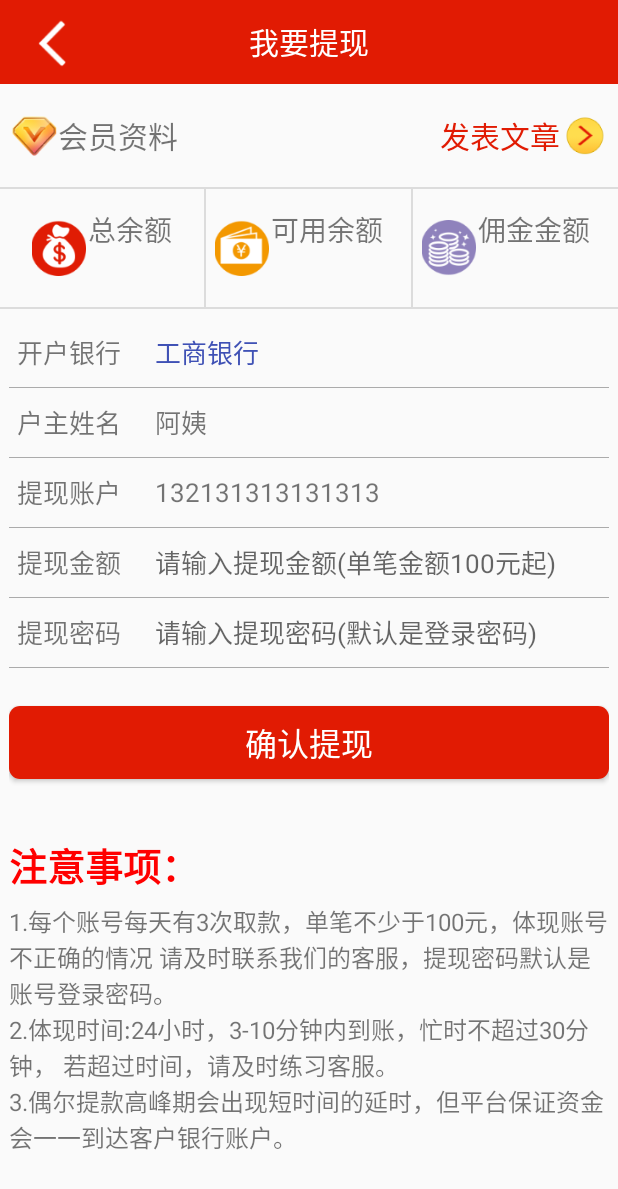
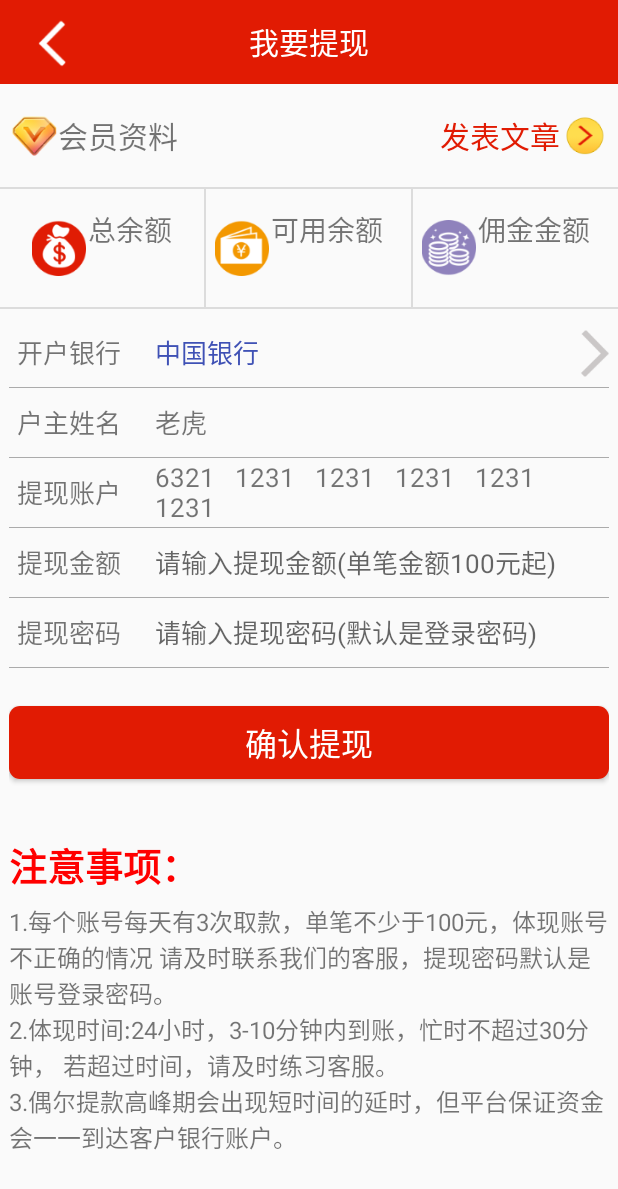
Before and after one commit to lemayn/Article, an Android app: the WithdrawDepositActivity screen opened directly, with no data from a screen before it, after a tap on "确认提现", on a phone screen of 412 x 824 dp. Shown: the top 1189 px of the screen. Run offline under Robolectric (Android 15) with nearby library versions, the phone set to English and light mode, and no system bars; our stand-ins replace data binding; libraries missing offline, so code that uses them is left out: rx.android.schedulers, rx.schedulers.

Commit message:
会员中心、修改密码、提现基本逻辑实现

```diff
--- a/app/src/main/java/com/example/leon/article/Activity/ModifyPasswordActivity.java
+++ b/app/src/main/java/com/example/leon/article/Activity/ModifyPasswordActivity.java
@@ -62,7 +62,7 @@ public class ModifyPasswordActivity extends ToolBarBaseActivity<ActivityModifyPa
                     //新密码两次输入相同
                     if (oldPwd.equals(oldpwdLocal) && newPwd.equals(retypePwd)) {
                         //请求接口更新密码
-                        HashMap<String, String> hashMap = new HashMap<>();
+                        HashMap<String, String> hashMap = new HashMap<>(5);
                         hashMap.put("pwd", oldPwd);
                         hashMap.put("npwd", newPwd);
                         hashMap.put("renpwd", retypePwd);
--- a/app/src/main/java/com/example/leon/article/Activity/VIPCenterActivity.java
+++ b/app/src/main/java/com/example/leon/article/Activity/VIPCenterActivity.java
@@ -61,7 +61,7 @@ public class VIPCenterActivity extends ToolBarBaseActivity<ActivityVipCenterBind
 
     private void loadUserData() {
         HashMap<String, String> hashMap = new HashMap<>();
-        hashMap.put("cookie", "12cf8d32f7012f8c4e128cfa8a4aa2df");
+        hashMap.put("cookie", "90c393a671e233c67cabfe464bc99a6c");
         hashMap.put("sid", "c5etakebn6grkst6csqk2a5o62");
         ApiFactory.getApi().article(Constant.Api.USER_DATA, hashMap)
                 .subscribeOn(Schedulers.io())
--- a/app/src/main/java/com/example/leon/article/Activity/WithdrawDepositActivity.java
+++ b/app/src/main/java/com/example/leon/article/Activity/WithdrawDepositActivity.java
@@ -1,21 +1,58 @@
 package com.example.leon.article.Activity;
 
+import android.content.DialogInterface;
 import android.os.Bundle;
+import android.support.v7.app.AlertDialog;
+import android.text.TextUtils;
 import android.view.View;
+import android.widget.Toast;
 
 import com.example.leon.article.R;
+import com.example.leon.article.api.ApiFactory;
+import com.example.leon.article.api.bean.BankApiBean;
 import com.example.leon.article.base.ToolBarBaseActivity;
 import com.example.leon.article.databinding.ActivityWithdrawDepositBinding;
 import com.example.leon.article.utils.CommonUtils;
+import com.example.leon.article.utils.Constant;
 import com.example.leon.article.utils.PerfectClickListener;
+import com.google.gson.Gson;
+
+import java.util.HashMap;
+
+import rx.Subscriber;
+import rx.android.schedulers.AndroidSchedulers;
+import rx.schedulers.Schedulers;
 
 
 public class WithdrawDepositActivity extends ToolBarBaseActivity<ActivityWithdrawDepositBinding> {
+
+    private BankApiBean bankApiBean;
+    private int mDefaultChoice;
+    private boolean hasData;
 
     @Override
     protected void onCreate(Bundle savedInstanceState) {
         super.onCreate(savedInstanceState);
         setContentView(R.layout.activity_withdraw_deposit);
+
+        if (getIntent() != null) {
+            bankApiBean = (BankApiBean) getIntent().getSerializableExtra(Constant.Intent_Extra.USER_BANK_INFO);
+            mDefaultChoice = getIntent().getIntExtra(Constant.Intent_Extra.USER_BANK_HAS_CHOOSE, 0);
+            hasData = bankApiBean != null && bankApiBean.getData() != null && bankApiBean.getData().size() > 0;
+            if (hasData) {
+                binding.setBean(bankApiBean.getData().get(mDefaultChoice));
+            }
+        }
+
+        //打桩测试
+        String json = "\uFEFF{\"code\":\"1\",\"msg\":\"\",\"data\":[{\"cid\":\"1\",\"bank\":\"中国银行\"," +
+                "\"card\":\"6321\\t1231\\t1231\\t1231\\t1231\\t1231\",\"account_name\":\"老虎\"},{\"cid\":\"3\"," +
+                "\"bank\":\"招商银行\",\"card\":\"6321\\t1231\\t1231\\t1231\\t1231\\t4567\",\"account_name\":\"老鹰\"}]}";
+        bankApiBean = new Gson().fromJson(json, BankApiBean.class);
+        hasData = bankApiBean != null && bankApiBean.getData() != null && bankApiBean.getData().size() > 0;
+        if (hasData) {
+            binding.setBean(bankApiBean.getData().get(mDefaultChoice));
+        }
 
         initView();
         initEvent();
@@ -28,11 +65,84 @@ public class WithdrawDepositActivity extends ToolBarBaseActivity<ActivityWithdra
     }
 
     private void initEvent() {
+        binding.tvBanks.setOnClickListener(new PerfectClickListener() {
+            @Override
+            protected void onNoDoubleClick(View v) {
+                if (hasData) {
+                    String[] choices = new String[bankApiBean.getData().size()];
+                    for (int i = 0; i < bankApiBean.getData().size(); i++) {
+                        choices[i] = bankApiBean.getData().get(i).getBank();
+                    }
+                    AlertDialog.Builder builder = new AlertDialog.Builder(WithdrawDepositActivity.this);
+                    builder.setIcon(android.R.drawable.ic_dialog_info);
+                    builder.setSingleChoiceItems(choices, mDefaultChoice, new DialogInterface.OnClickListener() {
+                        @Override
+                        public void onClick(DialogInterface dialog, int which) {
+                            mDefaultChoice = which;
+                            binding.setBean(bankApiBean.getData().get(which));
+                            dialog.dismiss();
+                        }
+                    });
+                    AlertDialog dialog = builder.create();
+                    dialog.show();
+                }
+            }
+        });
+
         binding.btnConfirm.setOnClickListener(new PerfectClickListener() {
             @Override
             protected void onNoDoubleClick(View v) {
-
+                withdrawDeposit();
             }
         });
     }
+
+    private void withdrawDeposit() {
+        String money = binding.etWithdrawMoney.getText().toString().trim();
+        String pwd = binding.etWithdrawPwd.getText().toString();
+        if (TextUtils.isEmpty(money)) {
+            Toast.makeText(WithdrawDepositActivity.this, "请输入提现金额", Toast.LENGTH_SHORT).show();
+            return;
+        }
+        if (TextUtils.isEmpty(pwd)) {
+            Toast.makeText(WithdrawDepositActivity.this, "请输入提现密码", Toast.LENGTH_SHORT).show();
+            return;
+        }
+        if (Integer.parseInt(money) < 100) {
+            Toast.makeText(WithdrawDepositActivity.this, "最小提现金额为100", Toast.LENGTH_SHORT).show();
+            return;
+        }
+        if (hasData) {
+            HashMap<String, String> hashMap = new HashMap<>();
+            hashMap.put("cookie", "c1c5582ccdd4f5d16e37ae19c03f8dea");
+            hashMap.put("sid", "c5etakebn6grkst6csqk2a5o62");
+            hashMap.put("cid", bankApiBean.getData().get(mDefaultChoice).getCid());
+            hashMap.put("account_name", bankApiBean.getData().get(mDefaultChoice).getAccount_name());
+            hashMap.put("money", money);
+            hashMap.put("password", pwd);
+            ApiFactory.getApi().bank(Constant.Api.WITHDRAW_MONEY, hashMap)
+                    .subscribeOn(Schedulers.io())
+                    .observeOn(AndroidSchedulers.mainThread())
+                    .subscribe(new Subscriber<BankApiBean>() {
+                        @Override
+                        public void onCompleted() {
+
+                        }
+
+                        @Override
+                        public void onError(Throwable e) {
+
+                        }
+
+                        @Override
+                        public void onNext(BankApiBean apiBean) {
+                            Toast.makeText(WithdrawDepositActivity.this, apiBean.getMsg(),
+                                    Toast.LENGTH_SHORT).show();
+                            if ("1".equals(apiBean.getCode())) {
+                                finish();
+                            }
+                        }
+                    });
+        }
+    }
 }
--- a/app/src/main/java/com/example/leon/article/api/ServiceGenerator.java
+++ b/app/src/main/java/com/example/leon/article/api/ServiceGenerator.java
@@ -36,6 +36,9 @@ public class ServiceGenerator {
         return builder.build();
     }
 
+    /**
+     * 添加所有接口共用Key
+     */
     private static void addBasicParamInterceptor() {
         BasicParamsInterceptor basicParamsInterceptor = new BasicParamsInterceptor.Builder()
                 .addQueryParam("Key", Constant.Api.URL_KEY)
--- /dev/null
+++ b/app/src/main/java/com/example/leon/article/api/bean/BankApiBean.java
@@ -0,0 +1,87 @@
+package com.example.leon.article.api.bean;
+
+import android.databinding.BaseObservable;
+import android.databinding.Bindable;
+
+import com.example.leon.article.BR;
+
+import java.util.List;
+
+public class BankApiBean extends BaseObservable {
+
+    private String code;
+    private String msg;
+    private List<DataBean> data;
+
+    public String getCode() {
+        return code;
+    }
+
+    public void setCode(String code) {
+        this.code = code;
+    }
+
+    public String getMsg() {
+        return msg;
+    }
+
+    public void setMsg(String msg) {
+        this.msg = msg;
+    }
+
+    @Bindable
+    public List<DataBean> getData() {
+        return data;
+    }
+
+    public void setData(List<DataBean> data) {
+        this.data = data;
+        notifyPropertyChanged(BR.data);
+    }
+
+    public static class DataBean extends BaseObservable {
+
+        private String cid;
+        private String bank;
+        private String card;
+        private String account_name;
+
+        @Bindable
+        public String getAccount_name() {
+            return account_name;
+        }
+
+        public void setAccount_name(String account_name) {
+            this.account_name = account_name;
+            notifyPropertyChanged(BR.account_name);
+        }
+
+        public String getCid() {
+            return cid;
+        }
+
+        public void setCid(String cid) {
+            this.cid = cid;
+        }
+
+        @Bindable
+        public String getBank() {
+            return bank;
+        }
+
+        public void setBank(String bank) {
+            this.bank = bank;
+            notifyPropertyChanged(BR.bank);
+        }
+
+        @Bindable
+        public String getCard() {
+            return card;
+        }
+
+        public void setCard(String card) {
+            this.card = card;
+            notifyPropertyChanged(BR.card);
+        }
+    }
+}
--- a/app/src/main/java/com/example/leon/article/utils/Constant.java
+++ b/app/src/main/java/com/example/leon/article/utils/Constant.java
@@ -66,4 +66,9 @@ public class Constant {
          */
         public static final String WITHDRAW_MONEY = "WithdrawMoney";
     }
+
+    public static class Intent_Extra {
+        public static final String USER_BANK_INFO = "user_bank_info";
+        public static final String USER_BANK_HAS_CHOOSE = "user_bank_has_choose";
+    }
 }
--- a/app/src/main/res/layout/activity_withdraw_deposit.xml
+++ b/app/src/main/res/layout/activity_withdraw_deposit.xml
@@ -1,5 +1,15 @@
 <?xml version="1.0" encoding="utf-8"?>
 <layout xmlns:android="http://schemas.android.com/apk/res/android">
+
+    <data>
+
+        <import type="com.example.leon.article.api.bean.BankApiBean.DataBean"/>
+
+        <variable
+            name="bean"
+            type="DataBean"/>
+
+    </data>
 
 
     <LinearLayout
@@ -22,12 +32,15 @@
                 android:textSize="@dimen/x14"/>
 
             <TextView
+                android:id="@+id/tv_banks"
                 android:layout_width="match_parent"
                 android:layout_height="@dimen/x37"
                 android:layout_marginLeft="@dimen/x14"
                 android:background="@null"
+                android:clickable="true"
+                android:drawableRight="@drawable/icon_goto"
                 android:gravity="center_vertical"
-                android:text="工商银行"
+                android:text="@{bean.bank}"
                 android:textColor="@color/colorPrimary"
                 android:textSize="@dimen/x14"/>
 
@@ -47,7 +60,6 @@
 
 
             <TextView
-                android:id="@+id/textView"
                 android:layout_width="@dimen/x64"
                 android:layout_height="match_parent"
                 android:gravity="center"
@@ -60,7 +72,7 @@
                 android:layout_marginLeft="@dimen/x14"
                 android:background="@null"
                 android:gravity="center_vertical"
-                android:text="阿姨"
+                android:text="@{bean.account_name}"
                 android:textSize="@dimen/x14"
                 />
 
@@ -91,7 +103,7 @@
                 android:layout_marginLeft="@dimen/x14"
                 android:background="@null"
                 android:gravity="center_vertical"
-                android:text="132131313131313"
+                android:text="@{bean.card}"
                 android:textSize="@dimen/x14"/>
 
 
@@ -116,6 +128,8 @@
                 android:textSize="@dimen/x14"/>
 
             <EditText
+                android:inputType="number"
+                android:id="@+id/et_withdraw_money"
                 android:layout_width="match_parent"
                 android:layout_height="match_parent"
                 android:layout_marginLeft="@dimen/x14"
@@ -146,6 +160,7 @@
                 android:textSize="@dimen/x14"/>
 
             <EditText
+                android:id="@+id/et_withdraw_pwd"
                 android:layout_width="match_parent"
                 android:layout_height="@dimen/x37"
                 android:layout_marginLeft="@dimen/x14"
@@ -175,10 +190,10 @@
             android:textSize="@dimen/x17"/>
 
         <TextView
-            android:layout_marginTop="@dimen/x10"
             android:layout_width="wrap_content"
             android:layout_height="wrap_content"
             android:layout_marginBottom="@dimen/x5"
+            android:layout_marginTop="@dimen/x10"
             android:text="@string/attention"
             android:textColor="@color/red"
             android:textSize="@dimen/x20"
@@ -191,7 +206,6 @@
             android:textSize="@dimen/x13"/>
 
 
-
     </LinearLayout>
 
 </layout>
```
Also changed, not shown: app/src/main/java/com/example/leon/article/api/ArticleService.java (+7 -2 lines).
